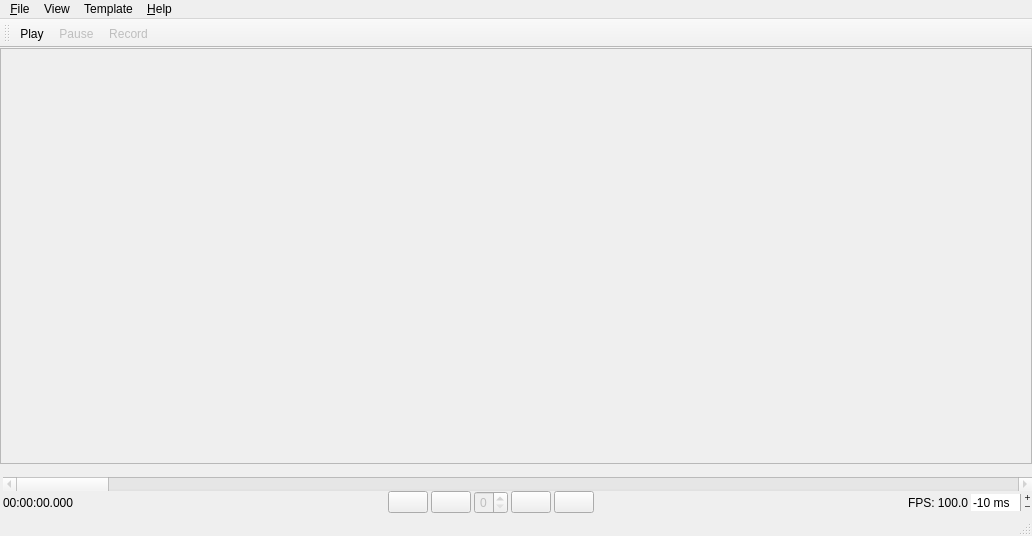
First picture: the form in lib/ui/mainUi.ui, repository wonkoderverstaendige/Spotter, before the edit.
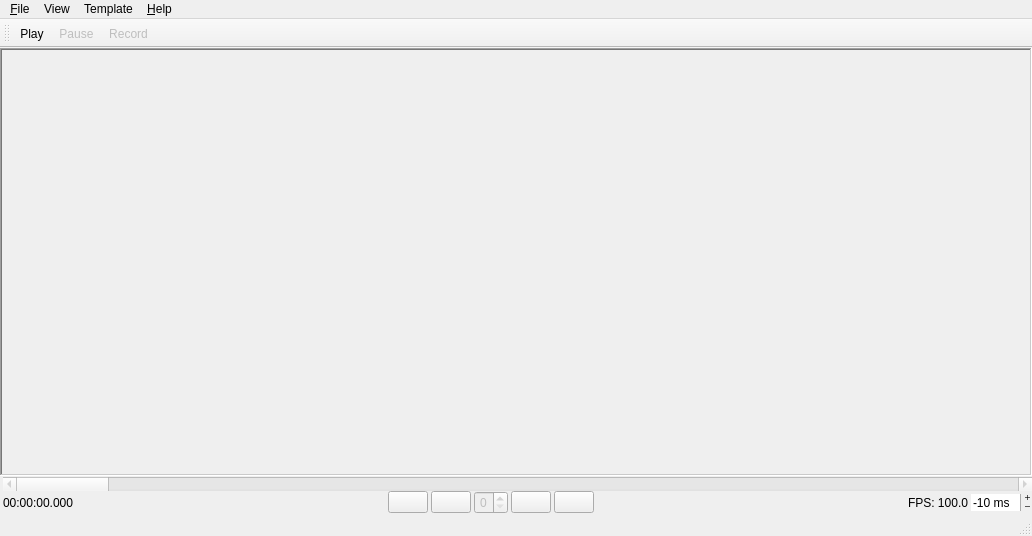
Second picture: the form after the edit. Icons and pictures are not drawn.

Commit message: Sunken panel look for video frame

Diff of the .ui file:
```diff
--- a/lib/ui/mainUi.ui
+++ b/lib/ui/mainUi.ui
@@ -31,6 +31,12 @@
     <string notr="true"/>
    </property>
    <layout class="QGridLayout" name="gridLayout">
+    <property name="horizontalSpacing">
+     <number>1</number>
+    </property>
+    <property name="verticalSpacing">
+     <number>0</number>
+    </property>
     <property name="margin">
      <number>0</number>
     </property>
@@ -71,7 +77,7 @@
          <string notr="true">background-image: url(:/logo_name_translucent.png); background-repeat: no-repeat; background-position: center center;</string>
         </property>
         <property name="frameShape">
-         <enum>QFrame::StyledPanel</enum>
+         <enum>QFrame::WinPanel</enum>
         </property>
         <property name="frameShadow">
          <enum>QFrame::Sunken</enum>
```
The commit also changes 1 other file.
